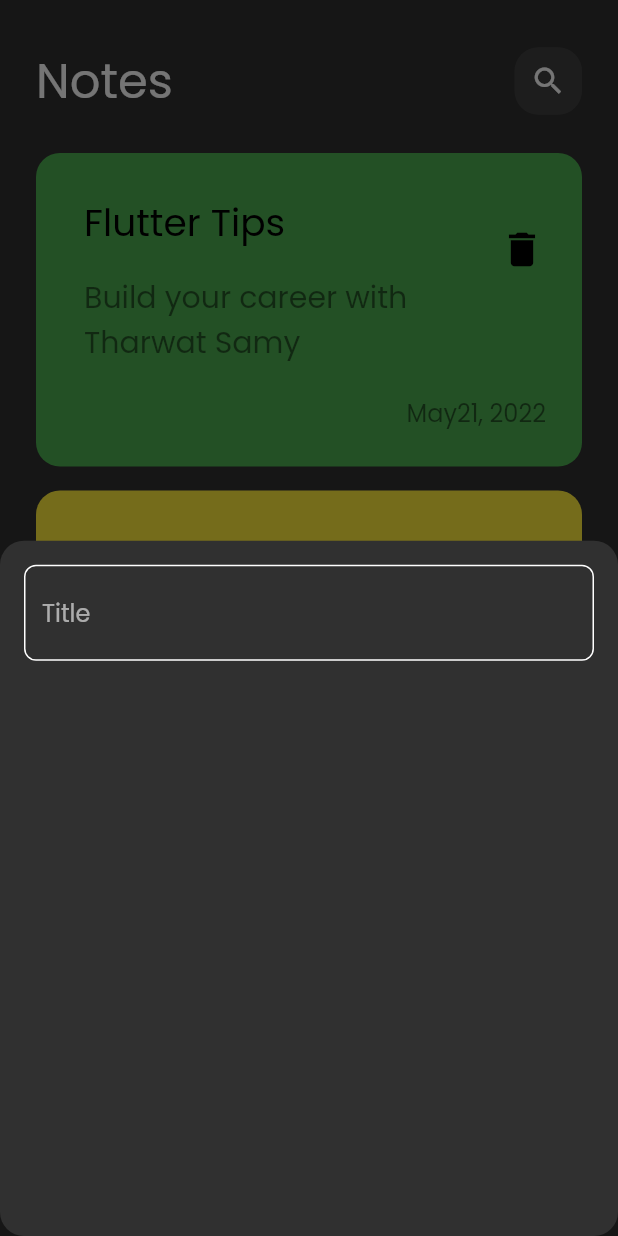
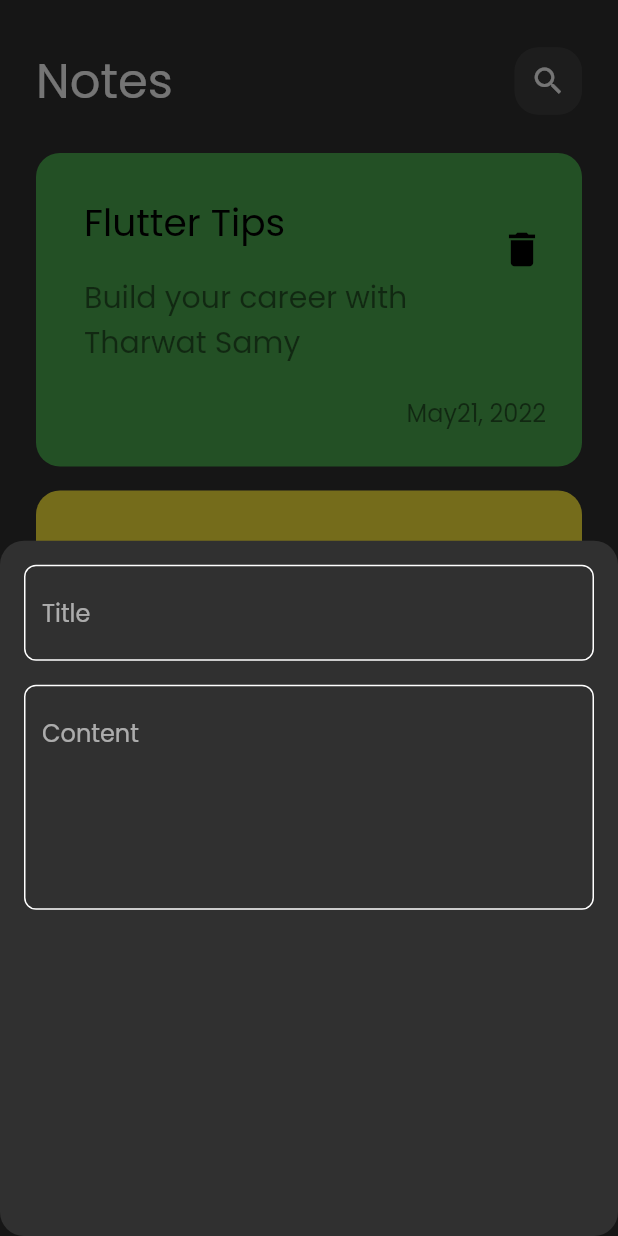
Before and after one commit to Adham167/notes_app, a Flutter app: the screen it shows after launch, after a tap on the "add" icon, on a phone screen of 412 x 824 dp. Run offline on Flutter 3.47's test engine with Material 3 defaults, Android fonts, the light colour scheme and no system bars.

Commit message:
add fields to bottom sheet

```diff
--- a/lib/widgets/add_note_bottom_sheet.dart
+++ b/lib/widgets/add_note_bottom_sheet.dart
@@ -6,14 +6,23 @@
 
   @override
   Widget build(BuildContext context) {
-    return Padding(
-      padding: const EdgeInsets.symmetric(horizontal: 16.0),
+    return const Padding(
+      padding: EdgeInsets.symmetric(horizontal: 16.0),
       child: Column(
         children: [
           SizedBox(
             height: 16,
           ),
-          CustomTextField(),
+          CustomTextField(
+            hint: "Title",
+          ),
+          SizedBox(
+            height: 16,
+          ),
+          CustomTextField(
+            hint: "Content",
+            Maxline: 5,
+          ),
         ],
       ),
     );
--- a/lib/widgets/custom_text_field.dart
+++ b/lib/widgets/custom_text_field.dart
@@ -2,14 +2,17 @@
 import 'package:note_app_1/constants.dart';
 
 class CustomTextField extends StatelessWidget {
-  const CustomTextField({super.key});
+  const CustomTextField({super.key, required this.hint, this.Maxline = 1});
+  final String hint;
+  final int Maxline;
 
   @override
   Widget build(BuildContext context) {
     return TextField(
       cursorColor: KPrimaryColor,
+      maxLines: Maxline,
       decoration: InputDecoration(
-        hintText: 'Title',
+        hintText: hint,
         border: Build_border(),
         enabledBorder: Build_border(),
         focusedBorder: Build_border(KPrimaryColor),
```
